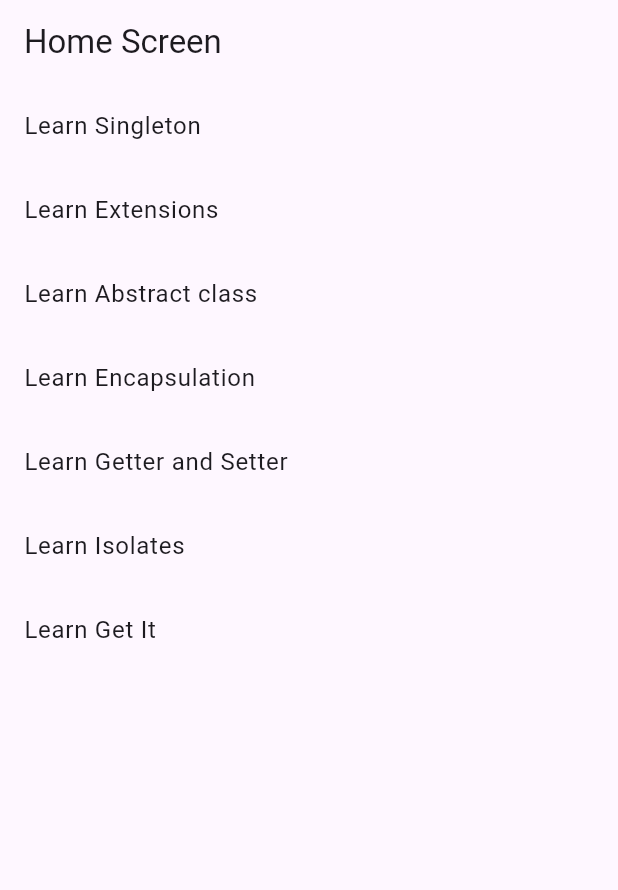
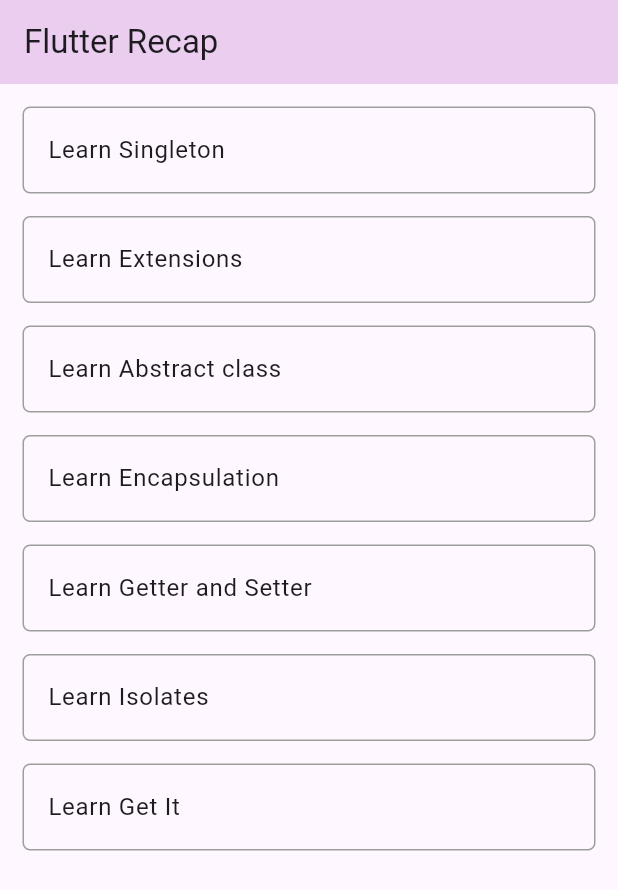
Before and after one commit to jatin-web/flutter_recap, a Flutter app: the screen it shows after launch, on a phone screen of 412 x 824 dp. Shown: the top 890 px of the screen. Run offline on Flutter 3.47's test engine with Material 3 defaults, Android fonts, the phone set to English and light mode, and no system bars; our stand-ins replace get_it.

Commit message:
UI Changes

```diff
--- a/lib/main.dart
+++ b/lib/main.dart
@@ -14,6 +14,7 @@
   @override
   Widget build(BuildContext context) {
     return const MaterialApp(
+      title: "Flutter Recap",
       onGenerateRoute: RouteNavigator.onGenerateRoute,
       initialRoute: HomeScreen.routeName,
     );
--- a/lib/presentation/screens/home_screen.dart
+++ b/lib/presentation/screens/home_screen.dart
@@ -15,54 +15,82 @@
   Widget build(BuildContext context) {
     return Scaffold(
       appBar: AppBar(
-        title: const Text("Home Screen"),
+        title: const Text("Flutter Recap"),
+        backgroundColor: Colors.purple.withOpacity(0.2),
+        elevation: 0,
       ),
-      body: Column(
+      body: Padding(
+        padding: const EdgeInsets.all(15.0),
+        child: SingleChildScrollView(
+          child: Column(
             children: [
-          ListTile(
+              MyTile(
                 title: const Text("Learn Singleton"),
                 onTap: () {
                   Navigator.pushNamed(context, LearnSingleton.routeName);
                 },
               ),
-          ListTile(
+              MyTile(
                 title: const Text("Learn Extensions"),
                 onTap: () {
                   Navigator.pushNamed(context, LearnExtensions.routeName);
                 },
               ),
-          ListTile(
+              MyTile(
                 title: const Text("Learn Abstract class"),
                 onTap: () {
-              Navigator.pushNamed(context, LearnAbstractClassScreen.routeName);
+                  Navigator.pushNamed(
+                      context, LearnAbstractClassScreen.routeName);
                 },
               ),
-          ListTile(
+              MyTile(
                 title: const Text("Learn Encapsulation"),
                 onTap: () {
                   Navigator.pushNamed(context, LearnEncapsulation.routeName);
                 },
               ),
-          ListTile(
+              MyTile(
                 title: const Text("Learn Getter and Setter"),
                 onTap: () {
                   Navigator.pushNamed(context, LearnGetterSetter.routeName);
                 },
               ),
-          ListTile(
+              MyTile(
                 title: const Text("Learn Isolates"),
                 onTap: () {
                   Navigator.pushNamed(context, LearnIsolateScreen.routeName);
                 },
               ),
-          ListTile(
+              MyTile(
                 title: const Text("Learn Get It"),
                 onTap: () {
-              Navigator.pushNamed(context, LearnGetItServiceLocator.routeName);
+                  Navigator.pushNamed(
+                      context, LearnGetItServiceLocator.routeName);
                 },
               ),
             ],
           ),
+        ),
+      ),
     );
   }
 }
+
+class MyTile extends StatelessWidget {
+  const MyTile({super.key, required this.title, required this.onTap});
+  final Widget title;
+  final VoidCallback onTap;
+
+  @override
+  Widget build(BuildContext context) {
+    return Container(
+        margin: const EdgeInsets.only(bottom: 15),
+        decoration: BoxDecoration(
+            border: Border.all(color: Colors.grey),
+            borderRadius: BorderRadius.circular(5)),
+        child: ListTile(
+          title: title,
+          onTap: onTap,
+        ));
+  }
+}
```
Lines whose indentation alone changed are shown as unchanged.
